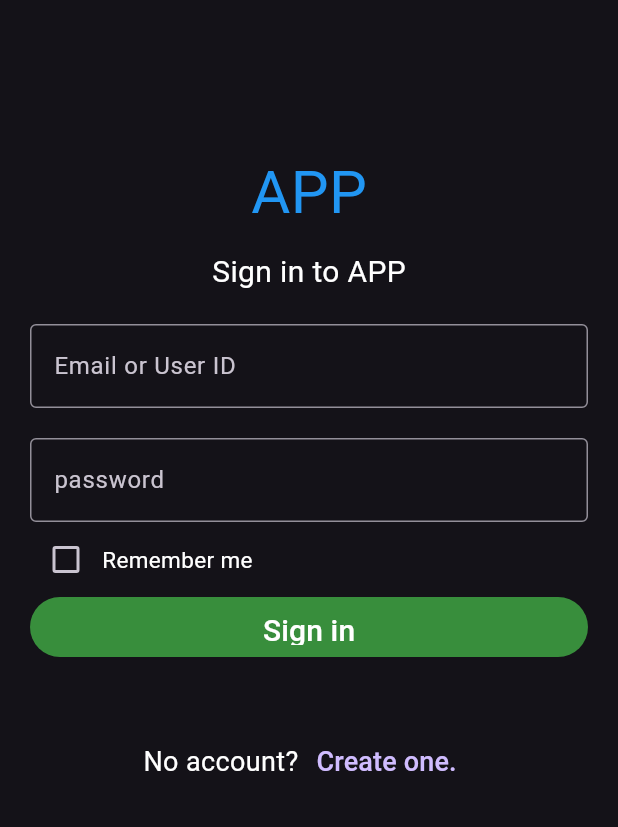
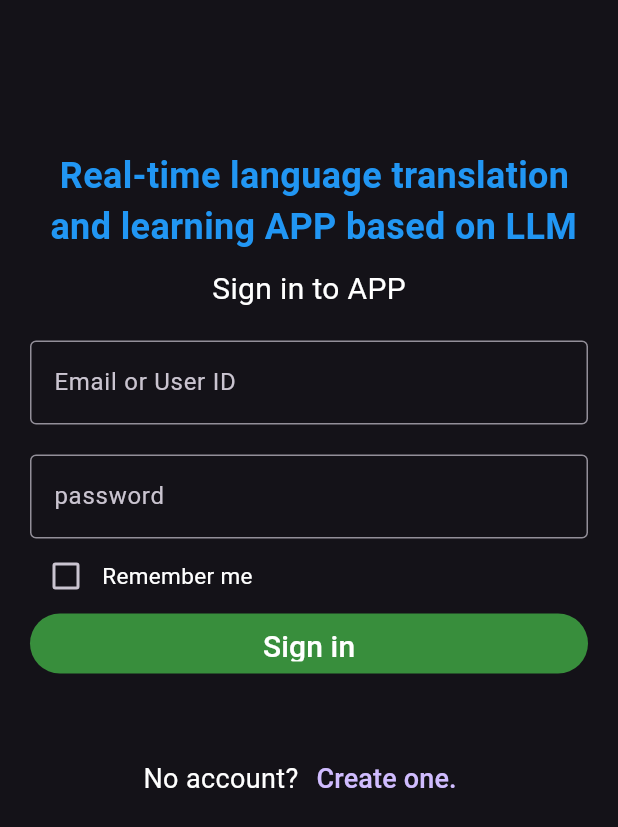
Before and after one commit to NTUT-112-project/APP, a Flutter app: the screen it shows after launch, on a phone screen of 412 x 824 dp. Shown: the top 827 px of the screen. Run offline on Flutter 3.47's test engine with Material 3 defaults, Android fonts, the phone set to English and light mode, and no system bars; our stand-ins replace email_validator; missing offline and left inert: chalkdart, clipboard, flutter_overlay_window, language_picker; network calls fail.

Commit message:
refactor UI: update text styling and alignment on tool and login pages

```diff
--- a/lib/ui/pages/Bar/tool_page.dart
+++ b/lib/ui/pages/Bar/tool_page.dart
@@ -256,7 +256,7 @@ class _ToolPage extends State<ToolPage> {
           crossAxisAlignment: CrossAxisAlignment.center,
           children: [
             Padding(padding: EdgeInsets. only(top: 100.0)),
-            const Text('Real-time language translation\n and learning APP based on LLM',
+            const Text('  Real-time language translation\n and learning APP based on LLM',
                 style: TextStyle(
                     color: Colors.blue,
                     fontSize: 24,
--- a/lib/ui/pages/login_page.dart
+++ b/lib/ui/pages/login_page.dart
@@ -78,13 +78,13 @@ class _LoginPage extends State<LoginPage>{
             crossAxisAlignment: CrossAxisAlignment.center,
             children: [
               const SizedBox(height: 100,),
-              const Text(
-                'APP',
+              const Text('  Real-time language translation\n and learning APP based on LLM',
                 style: TextStyle(
-                    fontSize: 40,
-                    color: Colors.blue
-                ),
-              ),
+                    color: Colors.blue,
+                    fontSize: 24,
+                    fontWeight: FontWeight.bold)
+
+            ),
               const SizedBox(height: 10,),
               const Text(
                 "Sign in to APP",
```
